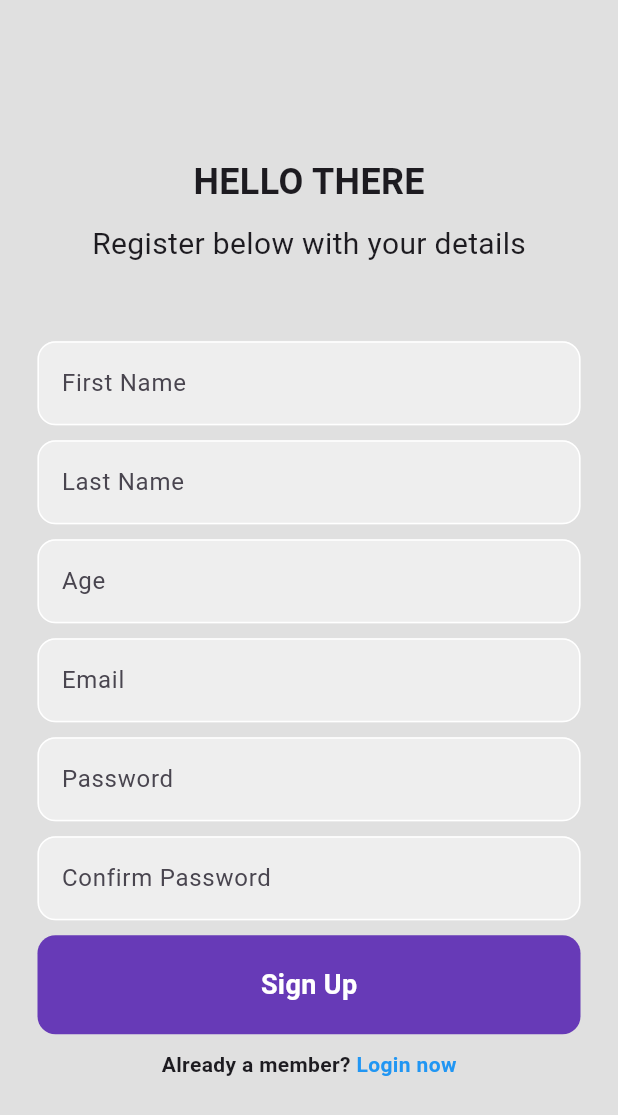
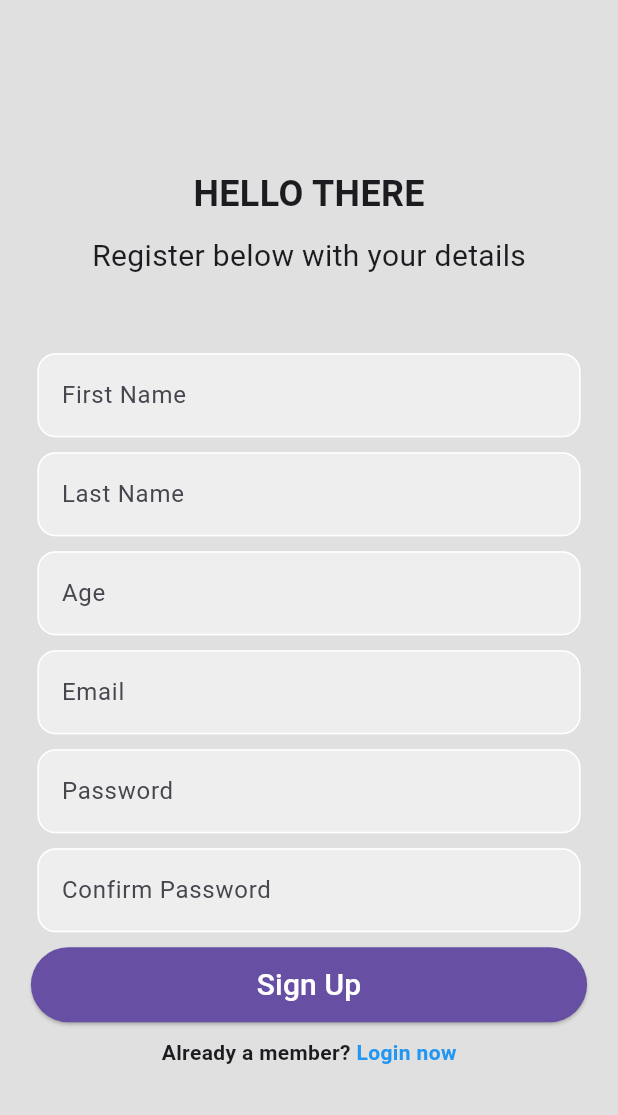
Before and after one commit to creatr-design/GroupApp, a Flutter app: the screen it shows after launch, after a tap on "Register now", on a phone screen of 412 x 824 dp. Shown: the top 1115 px of the screen. Run offline on Flutter 3.47's test engine with Material 2 defaults, Android fonts, the phone set to English and light mode, and no system bars; our stand-ins replace cloud_firestore, firebase_auth, firebase_core, flutter_svg; accounts and stored records are empty; network calls fail.

Commit message:
Changed app name and few minor tweaks

```diff
--- a/lib/pages/login_page.dart
+++ b/lib/pages/login_page.dart
@@ -3,6 +3,7 @@
 import 'package:firebase_auth/firebase_auth.dart';
 import 'package:flutter/material.dart';
 import 'forgot_pw_page.dart';
+import 'package:flutter_svg/flutter_svg.dart';
 
 class LoginPage extends StatefulWidget {
   final VoidCallback showRegisterPage;
@@ -48,16 +49,15 @@ class _LoginPageState extends State<LoginPage> {
   @override
   Widget build(BuildContext context) {
     return Scaffold(
-      backgroundColor: Colors.grey[300],
       body: SafeArea(
         child: Center(
           child: SingleChildScrollView(
             child: Column(
               mainAxisAlignment: MainAxisAlignment.center,
               children: [
-                Icon(
-                  Icons.android,
-                  size: 100,
+                SvgPicture.asset(
+                  'assets/smallgroup2.svg',
+                  width: 250,
                 ),
                 SizedBox(height: 75),
 
--- a/lib/pages/register_page.dart
+++ b/lib/pages/register_page.dart
@@ -22,6 +22,7 @@ class _RegisterPageState extends State<RegisterPage> {
   final _firstNameController = TextEditingController();
   final _lastNameController = TextEditingController();
   final _ageController = TextEditingController();
+  bool isLoading = false;
 
   @override
   void dispose() {
@@ -35,6 +36,9 @@ class _RegisterPageState extends State<RegisterPage> {
   }
 
   Future signUp() async {
+    setState(() {
+      isLoading = true;
+    });
     try {
       if (passwordConfirmed()) {
         await FirebaseAuth.instance.createUserWithEmailAndPassword(
@@ -52,6 +56,9 @@ class _RegisterPageState extends State<RegisterPage> {
       ScaffoldMessenger.of(context).showSnackBar(
         SnackBar(content: Text("There was an error signing up")),
       );
+      setState(() {
+        isLoading = false;
+      });
     }
   }
 
@@ -180,6 +187,7 @@ class _RegisterPageState extends State<RegisterPage> {
                   padding: const EdgeInsets.symmetric(horizontal: 25.0),
                   child: TextField(
                     controller: _emailController,
+                    keyboardType: TextInputType.emailAddress,
                     decoration: InputDecoration(
                       enabledBorder: OutlineInputBorder(
                         borderSide: BorderSide(color: Colors.white),
@@ -246,28 +254,27 @@ class _RegisterPageState extends State<RegisterPage> {
                 SizedBox(height: 10),
 
                 //Sign up button
-                Padding(
-                  padding: const EdgeInsets.symmetric(horizontal: 25.0),
-                  child: GestureDetector(
-                    onTap: signUp,
-                    child: Container(
-                      padding: EdgeInsets.all(20),
-                      decoration: BoxDecoration(
-                        color: Colors.deepPurple,
-                        borderRadius: BorderRadius.circular(12),
-                      ),
-                      child: Center(
-                        child: Text(
-                          'Sign Up',
+                ElevatedButton(
+                  onPressed: signUp,
+                  style: ElevatedButton.styleFrom(
+                    padding: EdgeInsets.symmetric(horizontal: 25.0),
+                    primary: Theme.of(context).primaryColor,
+                    minimumSize:
+                        Size(MediaQuery.of(context).size.width * 0.9, 50),
+                    onPrimary: Colors.white,
+                  ),
+                  child: isLoading
+                      ? CircularProgressIndicator.adaptive(
+                          valueColor: AlwaysStoppedAnimation(
+                            Colors.white,
+                          ),
+                        )
+                      : Text(
+                          "Sign Up",
                           style: TextStyle(
-                            color: Colors.white,
-                            fontWeight: FontWeight.bold,
-                            fontSize: 18,
+                            fontSize: 20,
                           ),
                         ),
-                      ),
-                    ),
-                  ),
                 ),
                 SizedBox(height: 10),
 
```
Also changed, not shown: assets/smallgroup.svg (added), assets/smallgroup2.svg (added), 1 other file.
